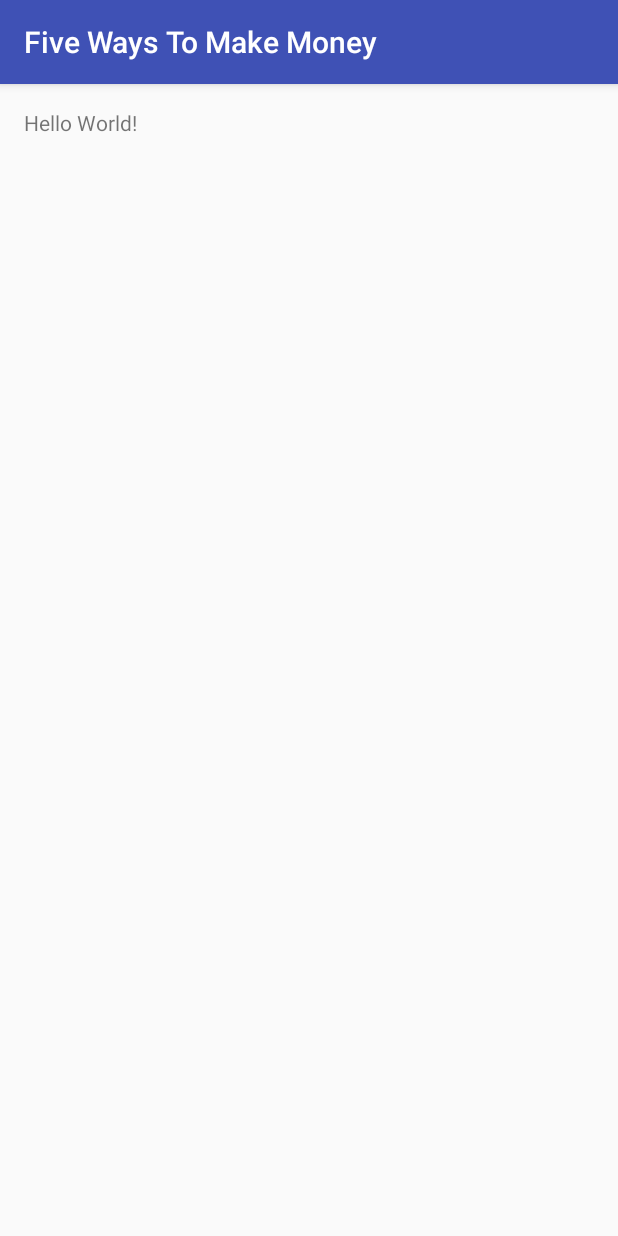
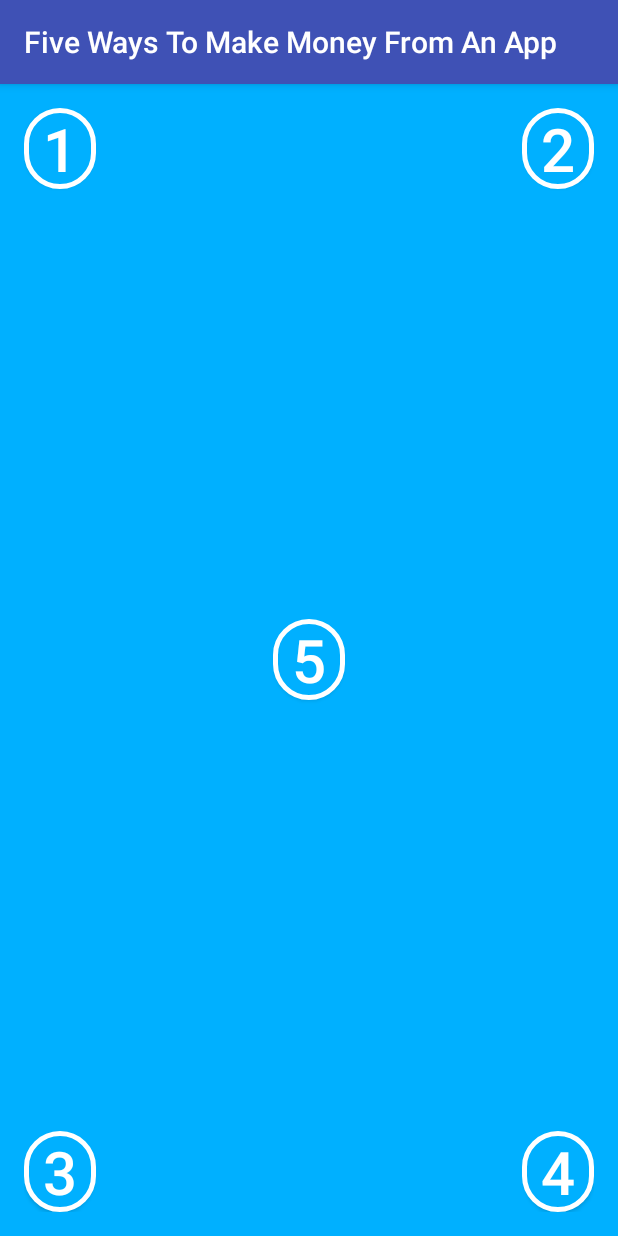
Before and after one commit to vladpr21/ProblemaFinala, an Android app: the screen it shows after launch (MainActivity), on a phone screen of 412 x 824 dp. Run offline under Robolectric (Android 15) with nearby library versions, the phone set to English and light mode, and no system bars.

Commit message:
Retusuri de imagine

```diff
--- /dev/null
+++ b/app/src/main/res/drawable/roundedbutton.xml
@@ -0,0 +1,10 @@
+<?xml version="1.0" encoding="utf-8"?>
+<shape xmlns:android="http://schemas.android.com/apk/res/android"
+    android:shape="rectangle">
+    <solid android:color="#00b0ff" />
+    <corners android:bottomLeftRadius="32dp"
+        android:bottomRightRadius="32dp"
+        android:topLeftRadius="32dp"
+        android:topRightRadius="32dp"/>
+    <stroke android:width="5px" android:color="#FFFFFF" />
+</shape>
--- a/app/src/main/res/layout/activity_main.xml
+++ b/app/src/main/res/layout/activity_main.xml
@@ -1,16 +1,72 @@
-<?xml version="1.0" encoding="utf-8"?>
 <RelativeLayout xmlns:android="http://schemas.android.com/apk/res/android"
     xmlns:tools="http://schemas.android.com/tools"
     android:layout_width="match_parent"
     android:layout_height="match_parent"
+    android:background="#00b0ff"
     android:paddingBottom="@dimen/activity_vertical_margin"
     android:paddingLeft="@dimen/activity_horizontal_margin"
     android:paddingRight="@dimen/activity_horizontal_margin"
     android:paddingTop="@dimen/activity_vertical_margin"
     tools:context="com.example.android.fivewaystomakemoney.MainActivity">
 
-    <TextView
+    <Button
+        style="?android:attr/buttonStyleSmall"
         android:layout_width="wrap_content"
         android:layout_height="wrap_content"
-        android:text="Hello World!" />
+        android:layout_alignParentLeft="true"
+        android:layout_alignParentStart="true"
+        android:background = "@drawable/roundedbutton"
+        android:onClick="openPage"
+        android:text="1"
+        android:textColor="#FFFFFF"
+        android:textSize="40sp" />
+
+    <Button
+        style="?android:attr/buttonStyleSmall"
+        android:layout_width="wrap_content"
+        android:layout_height="wrap_content"
+        android:layout_alignParentRight="true"
+        android:layout_alignParentTop="true"
+        android:background = "@drawable/roundedbutton"
+        android:onClick="openPage"
+        android:text="2"
+        android:textColor="#FFFFFF"
+        android:textSize="40sp"/>
+
+    <Button
+        style="?android:attr/buttonStyleSmall"
+        android:layout_width="wrap_content"
+        android:layout_height="wrap_content"
+        android:layout_alignParentBottom="true"
+        android:layout_alignParentLeft="true"
+        android:background = "@drawable/roundedbutton"
+        android:onClick="openPage"
+        android:text="3"
+        android:textColor="#FFFFFF"
+        android:textSize="40sp"/>
+
+    <Button
+        style="?android:attr/buttonStyleSmall"
+        android:layout_width="wrap_content"
+        android:layout_height="wrap_content"
+        android:layout_alignParentBottom="true"
+        android:layout_alignParentRight="true"
+        android:background = "@drawable/roundedbutton"
+        android:onClick="openPage"
+        android:text="4"
+        android:textColor="#FFFFFF"
+        android:textSize="40sp"/>
+
+    <Button
+        style="?android:attr/buttonStyleSmall"
+        android:layout_width="wrap_content"
+        android:layout_height="wrap_content"
+        android:layout_centerHorizontal="true"
+        android:layout_centerVertical="true"
+        android:background = "@drawable/roundedbutton"
+        android:onClick="openPage"
+        android:text="5"
+        android:textColor="#FFFFFF"
+        android:textSize="40sp" />
+
 </RelativeLayout>
--- a/app/src/main/res/values/strings.xml
+++ b/app/src/main/res/values/strings.xml
@@ -1,3 +1,3 @@
 <resources>
-    <string name="app_name">Five Ways To Make Money</string>
+    <string name="app_name">Five Ways To Make Money From An App</string>
 </resources>
```
Also changed, not shown: app/build.gradle (+4 -3 lines), app/src/main/AndroidManifest.xml (+6 -1 lines), app/src/main/java/com/example/android/fivewaystomakemoney/MainActivity.java (deleted, +0 -13 lines), app/src/main/java/com/example/android/fivewaystomakemoneyfromanapp/FifthActivity.java (added, +29 -0 lines), app/src/main/java/com/example/android/fivewaystomakemoneyfromanapp/FirstActivity.java (added, +29 -0 lines), app/src/main/java/com/example/android/fivewaystomakemoneyfromanapp/FourthActivity.java (added, +29 -0 lines), app/src/main/java/com/example/android/fivewaystomakemoneyfromanapp/MainActivity.java (added, +48 -0 lines), app/src/main/java/com/example/android/fivewaystomakemoneyfromanapp/SecondActivity.java (added, +29 -0 lines), app/src/main/java/com/example/android/fivewaystomakemoneyfromanapp/ThirdActivity.java (added, +29 -0 lines), app/src/main/res/drawable/roundedbutton2.xml (added, +10 -0 lines), app/src/main/res/layout/fifth_layout.xml (added, +67 -0 lines), app/src/main/res/layout/first_layout.xml (added, +66 -0 lines), app/src/main/res/layout/fourth_layout.xml (added, +66 -0 lines), app/src/main/res/layout/second_layout.xml (added, +86 -0 lines), 1 more files, 4 other files.
